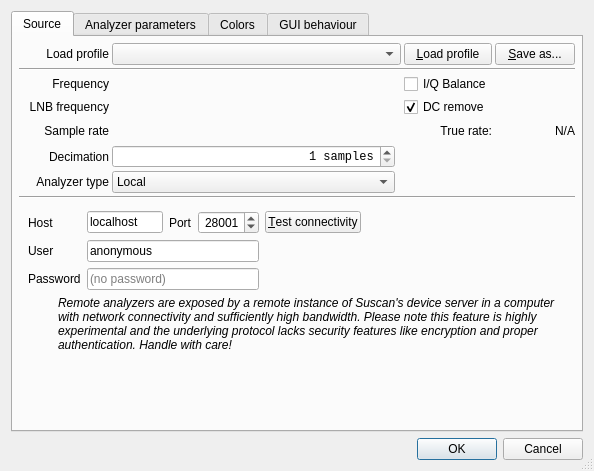
First picture: the form in ui/Config.ui, repository BatchDrake/SigDigger, before the edit.
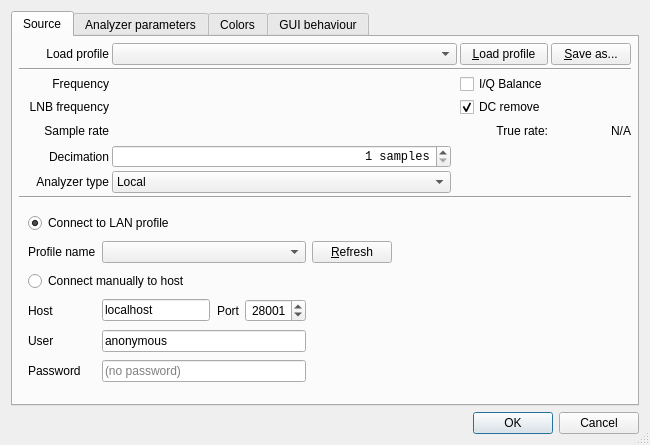
Second picture: the form after the edit. Icons and pictures are not drawn. Custom widgets are drawn as their Qt base class.

Commit message: Implement autodetection of remote profiles

What changed in the file:
```diff
--- a/ui/Config.ui
+++ b/ui/Config.ui
@@ -6,8 +6,8 @@
    <rect>
     <x>0</x>
     <y>0</y>
-    <width>594</width>
-    <height>471</height>
+    <width>650</width>
+    <height>445</height>
    </rect>
   </property>
   <property name="sizePolicy">
@@ -644,47 +644,17 @@
          </widget>
          <widget class="QWidget" name="page_2">
           <layout class="QGridLayout" name="gridLayout_16">
-           <item row="0" column="9">
-            <spacer name="horizontalSpacer_2">
-             <property name="orientation">
-              <enum>Qt::Horizontal</enum>
-             </property>
-             <property name="sizeHint" stdset="0">
-              <size>
-               <width>40</width>
-               <height>20</height>
-              </size>
-             </property>
-            </spacer>
-           </item>
-           <item row="1" column="0" colspan="2">
-            <widget class="QLabel" name="label_43">
+           <item row="0" column="0" colspan="8">
+            <widget class="QRadioButton" name="useNetworkProfileRadio">
              <property name="text">
-              <string>User</string>
+              <string>Connect to LAN profile</string>
              </property>
-            </widget>
-           </item>
-           <item row="0" column="0" colspan="2">
-            <widget class="QLabel" name="label_21">
-             <property name="text">
-              <string>Host</string>
+             <property name="checked">
+              <bool>true</bool>
              </property>
             </widget>
            </item>
-           <item row="4" column="5">
-            <spacer name="verticalSpacer_4">
-             <property name="orientation">
-              <enum>Qt::Vertical</enum>
-             </property>
-             <property name="sizeHint" stdset="0">
-              <size>
-               <width>20</width>
-               <height>40</height>
-              </size>
-             </property>
-            </spacer>
-           </item>
-           <item row="0" column="2" colspan="3">
+           <item row="3" column="2" colspan="2">
             <widget class="QLineEdit" name="hostEdit">
              <property name="text">
               <string>localhost</string>
@@ -694,7 +664,28 @@
              </property>
             </widget>
            </item>
-           <item row="0" column="6">
+           <item row="5" column="0" colspan="2">
+            <widget class="QLabel" name="label_44">
+             <property name="text">
+              <string>Password</string>
+             </property>
+            </widget>
+           </item>
+           <item row="4" column="2" colspan="4">
+            <widget class="QLineEdit" name="userEdit">
+             <property name="text">
+              <string>anonymous</string>
+             </property>
+            </widget>
+           </item>
+           <item row="1" column="0" colspan="2">
+            <widget class="QLabel" name="label_47">
+             <property name="text">
+              <string>Profile name</string>
+             </property>
+            </widget>
+           </item>
+           <item row="3" column="5">
             <widget class="QSpinBox" name="portEdit">
              <property name="alignment">
               <set>Qt::AlignRight|Qt::AlignTrailing|Qt::AlignVCenter</set>
@@ -707,42 +698,35 @@
              </property>
             </widget>
            </item>
-           <item row="0" column="7">
-            <widget class="QPushButton" name="testConnectButton">
+           <item row="3" column="0" colspan="2">
+            <widget class="QLabel" name="label_21">
              <property name="text">
-              <string>&amp;Test connectivity</string>
+              <string>Host</string>
              </property>
             </widget>
            </item>
-           <item row="0" column="5">
-            <widget class="QLabel" name="label_22">
+           <item row="1" column="6">
+            <widget class="QPushButton" name="refreshButton">
              <property name="text">
-              <string>Port</string>
+              <string>&amp;Refresh</string>
              </property>
             </widget>
            </item>
-           <item row="2" column="0" colspan="2">
-            <widget class="QLabel" name="label_44">
+           <item row="4" column="0" colspan="2">
+            <widget class="QLabel" name="label_43">
              <property name="text">
-              <string>Password</string>
+              <string>User</string>
              </property>
             </widget>
            </item>
-           <item row="1" column="7" colspan="3">
+           <item row="4" column="6" colspan="2">
             <widget class="QLabel" name="testConnectResultLabel">
              <property name="text">
               <string/>
              </property>
             </widget>
            </item>
-           <item row="1" column="2" colspan="5">
-            <widget class="QLineEdit" name="userEdit">
-             <property name="text">
-              <string>anonymous</string>
-             </property>
-            </widget>
-           </item>
-           <item row="2" column="2" colspan="5">
+           <item row="5" column="2" colspan="4">
             <widget class="QLineEdit" name="passEdit">
              <property name="echoMode">
               <enum>QLineEdit::Password</enum>
@@ -752,34 +736,42 @@
              </property>
             </widget>
            </item>
-           <item row="3" column="1" colspan="9">
-            <widget class="QLabel" name="label_46">
-             <property name="font">
-              <font>
-               <italic>true</italic>
-              </font>
-             </property>
+           <item row="1" column="2" colspan="4">
+            <widget class="QComboBox" name="remoteDeviceCombo"/>
+           </item>
+           <item row="2" column="0" colspan="8">
+            <widget class="QRadioButton" name="useHostPortRadio">
              <property name="text">
-              <string>Remote analyzers are exposed by a remote instance of Suscan's device server in a computer with network connectivity and sufficiently high bandwidth. Please note this feature is highly experimental and the underlying protocol lacks security features like encryption and proper authentication. Handle with care!</string>
+              <string>Connect manually to host</string>
              </property>
-             <property name="wordWrap">
-              <bool>true</bool>
+             <property name="checked">
+              <bool>false</bool>
              </property>
             </widget>
            </item>
-           <item row="3" column="0">
-            <widget class="QLabel" name="label_45">
+           <item row="3" column="4">
+            <widget class="QLabel" name="label_22">
              <property name="text">
-              <string/>
-             </property>
-             <property name="pixmap">
-              <pixmap resource="../icons/Icons.qrc">:/icons/warning.png</pixmap>
+              <string>Port</string>
              </property>
              <property name="alignment">
-              <set>Qt::AlignRight|Qt::AlignTop|Qt::AlignTrailing</set>
+              <set>Qt::AlignRight|Qt::AlignTrailing|Qt::AlignVCenter</set>
              </property>
             </widget>
            </item>
+           <item row="1" column="7">
+            <spacer name="horizontalSpacer_2">
+             <property name="orientation">
+              <enum>Qt::Horizontal</enum>
+             </property>
+             <property name="sizeHint" stdset="0">
+              <size>
+               <width>40</width>
+               <height>20</height>
+              </size>
+             </property>
+            </spacer>
+           </item>
           </layout>
          </widget>
         </widget>
```
Left out of the diff: 22 changed lines with no effect on the pictures. The commit also changes 6 other files.
